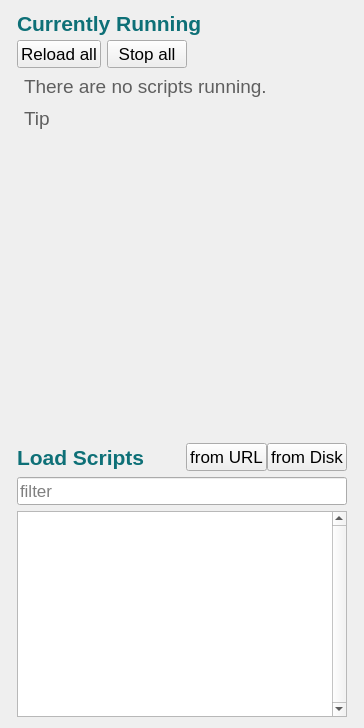
Qt form interface/ui/runningScriptsWidget.ui (vircadia/vircadia-native-core) before a commit.
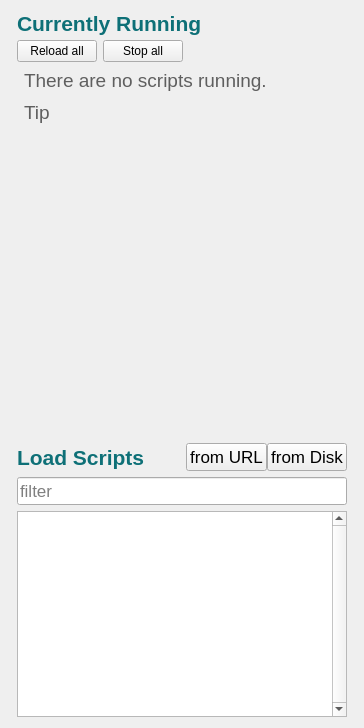
The same form after that commit.

Commit message: Update font sizes in running scripts panel

Diff of the .ui file:
```diff
--- a/interface/ui/runningScriptsWidget.ui
+++ b/interface/ui/runningScriptsWidget.ui
@@ -37,6 +37,12 @@
        <height>141</height>
       </size>
      </property>
+     <property name="font">
+      <font>
+       <family>Helvetica,Arial,sans-serif</family>
+       <pointsize>13</pointsize>
+      </font>
+     </property>
      <layout class="QVBoxLayout" name="verticalLayout_4">
       <property name="spacing">
        <number>0</number>
@@ -197,8 +203,14 @@
              <verstretch>0</verstretch>
             </sizepolicy>
            </property>
+           <property name="font">
+            <font>
+             <family>Helvetica,Arial,sans-serif</family>
+             <pointsize>14</pointsize>
+            </font>
+           </property>
            <property name="styleSheet">
-            <string notr="true">font: 14pt; color: #5f5f5f; margin: 2px;</string>
+            <string notr="true">color: #5f5f5f; margin: 2px;</string>
            </property>
            <property name="text">
             <string>There are no scripts running.</string>
@@ -261,12 +273,15 @@
               <verstretch>0</verstretch>
              </sizepolicy>
             </property>
+            <property name="font">
+             <font>
+              <family>Helvetica,Arial,sans-serif</family>
+              <pointsize>14</pointsize>
+             </font>
+            </property>
             <property name="layoutDirection">
              <enum>Qt::LeftToRight</enum>
             </property>
-            <property name="styleSheet">
-             <string notr="true">font-size: 14pt;</string>
-            </property>
             <layout class="QVBoxLayout" name="verticalLayout_3">
              <property name="spacing">
               <number>0</number>
@@ -306,8 +321,14 @@
              </item>
              <item>
               <widget class="QLabel" name="tipLabel">
+               <property name="font">
+                <font>
+                 <family>Helvetica,Arial,sans-serif</family>
+                 <pointsize>14</pointsize>
+                </font>
+               </property>
                <property name="styleSheet">
-                <string notr="true">font: 14pt; color: #5f5f5f; margin: 2px;</string>
+                <string notr="true">color: #5f5f5f; margin: 2px;</string>
                </property>
                <property name="text">
                 <string>Tip</string>
```
Left out of the diff: 6 changed lines with no effect on the pictures.
